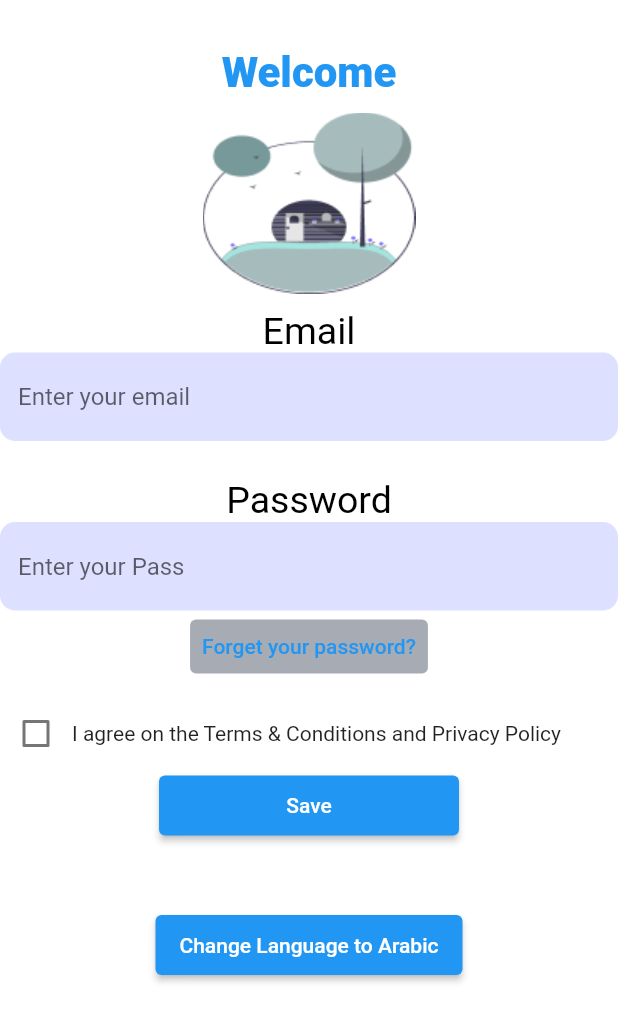
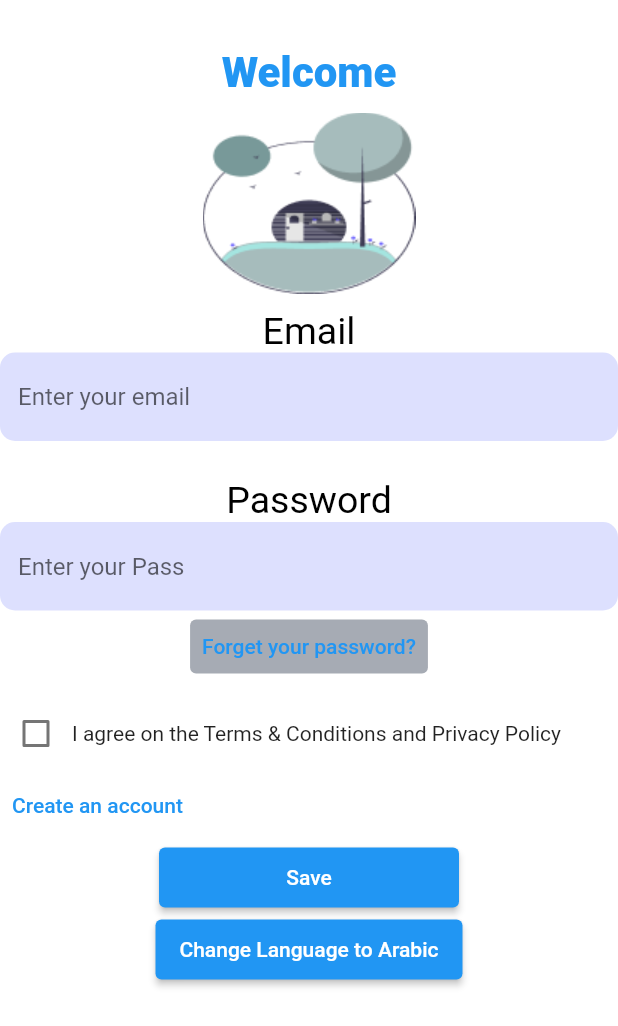
Before and after one commit to tuwaiq-flutter-gg/lab-10, a Flutter app: the screen it shows after launch, on a phone screen of 412 x 824 dp. Shown: the top 1026 px of the screen. Run offline on Flutter 3.47's test engine with Material 2 defaults, Android fonts, the light colour scheme and no system bars; our stand-ins replace get.

Commit message:
Added SignUp option

```diff
--- a/faisal_lab10/lib/Comp/Login.dart
+++ b/faisal_lab10/lib/Comp/Login.dart
@@ -72,14 +72,16 @@ class Login extends StatelessWidget {
               Text("7".tr),
             ],
           ),
+          Row(
+            children: [
+              TextButton(child: Text("10".tr), onPressed: () {}),
+            ],
+          ),
           Center(
               child: ElevatedButton(
                   onPressed: () {},
                   style: ElevatedButton.styleFrom(minimumSize: Size(200, 40)),
                   child: Text("8".tr))),
-          SizedBox(
-            height: 45,
-          ),
           Center(
               child: ElevatedButton(
                   onPressed: () {
--- a/faisal_lab10/lib/Languages.dart
+++ b/faisal_lab10/lib/Languages.dart
@@ -13,6 +13,7 @@ class Languages extends Translations {
           "7": "I agree on the Terms & Conditions and Privacy Policy",
           "8": "Save",
           "9": "Change Language to Arabic",
+          "10": "Create an account",
         },
         "ar_SA": {
           "1": "مرحبا",
@@ -24,6 +25,7 @@ class Languages extends Translations {
           "7": "أوافق على الشروط والاحكام وسياسة الخصوصية ",
           "8": "حفظ",
           "9": "تغيير اللغة الى الانجليزية",
+          "10": "إنشاء حساب جديد",
         },
       };
 }
```
Also changed, not shown: Screenshot_1671125919.png (deleted), Screenshot_1671125923.png (deleted), Screenshot_1671125941.png (deleted), Screenshot_1671125944.png (deleted), Screenshot_1671131978.png (added), Screenshot_1671131981.png (added), Screenshot_1671131989.png (added), Screenshot_1671131991.png (added).
